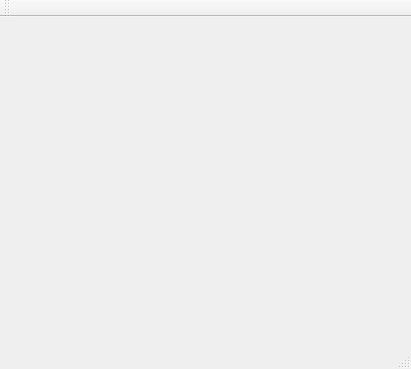
Qt form ui/MainUI.ui (prabinrath/Roborex_Chess) before a commit.
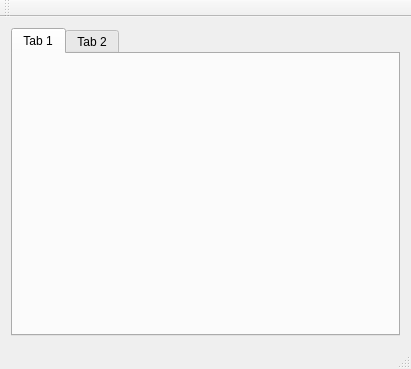
The same form after that commit.

Patch:
```diff
--- a/ui/MainUI.ui
+++ b/ui/MainUI.ui
@@ -14,7 +14,25 @@
    <string>MainWindow</string>
   </property>
   <widget class="QWidget" name="centralWidget">
-   <layout class="QHBoxLayout" name="horizontalLayout_2"/>
+   <layout class="QHBoxLayout" name="horizontalLayout_2">
+    <item>
+     <widget class="QTabWidget" name="tab">
+      <property name="currentIndex">
+       <number>0</number>
+      </property>
+      <widget class="QWidget" name="tab_1">
+       <attribute name="title">
+        <string>Tab 1</string>
+       </attribute>
+      </widget>
+      <widget class="QWidget" name="tab_2">
+       <attribute name="title">
+        <string>Tab 2</string>
+       </attribute>
+      </widget>
+     </widget>
+    </item>
+   </layout>
   </widget>
   <widget class="QMenuBar" name="menuBar">
    <property name="geometry">
```
